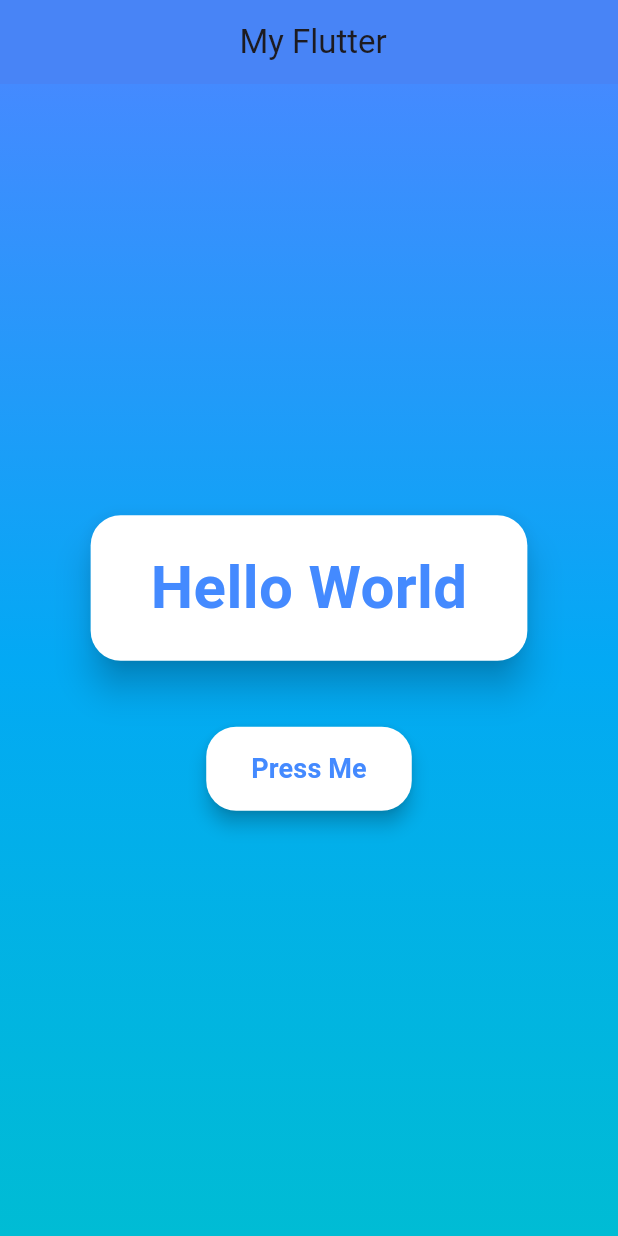
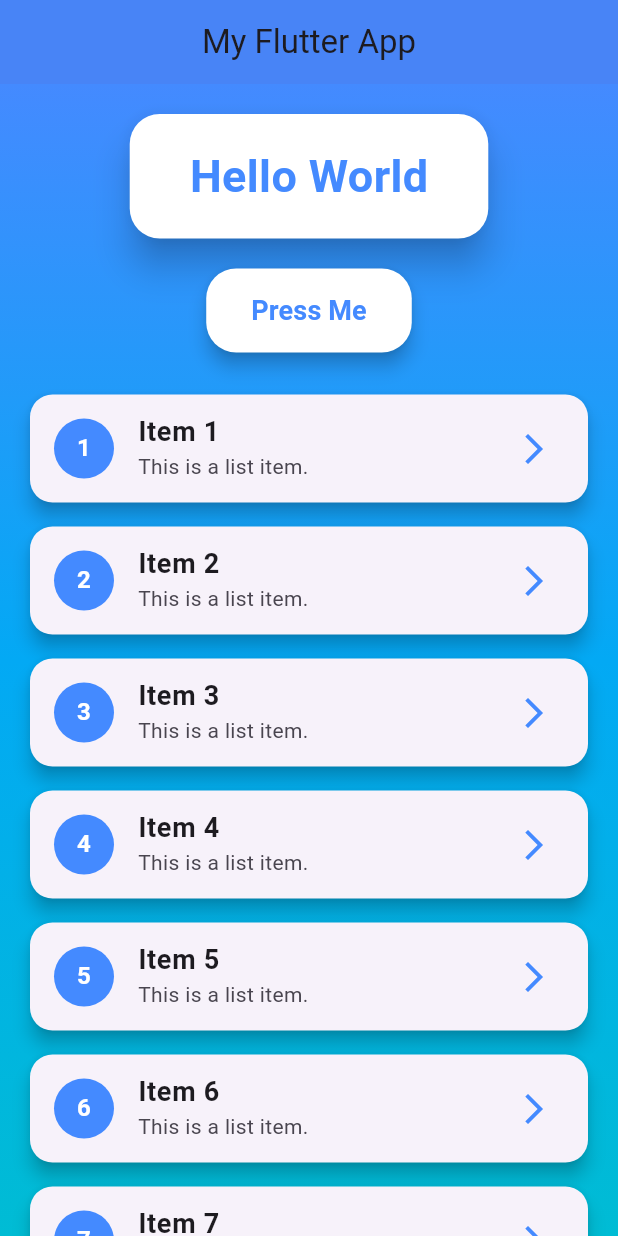
Before and after one commit to Md-Bari/assaignment, a Flutter app: the screen it shows after launch, on a phone screen of 412 x 824 dp. Run offline on Flutter 3.47's test engine with Material 3 defaults, Android fonts, the phone set to English and light mode, and no system bars.

Commit message:
problem3

```diff
--- a/lib/home.dart
+++ b/lib/home.dart
@@ -20,7 +20,7 @@ class _HomeScreenState extends State<HomeScreen> {
   Widget build(BuildContext context) {
     return Scaffold(
       appBar: AppBar(
-        title: const Text(" My Flutter"),
+        title: const Text("My Flutter App"),
         backgroundColor: Colors.blueAccent,
         centerTitle: true,
         elevation: 5,
@@ -33,12 +33,13 @@ class _HomeScreenState extends State<HomeScreen> {
             end: Alignment.bottomCenter,
           ),
         ),
-        child: Center(
         child: Column(
-            mainAxisAlignment: MainAxisAlignment.center,
           children: [
+            const SizedBox(height: 20),
+            // Display text inside a card
             Card(
               elevation: 10,
+              margin: const EdgeInsets.symmetric(horizontal: 20),
               shape: RoundedRectangleBorder(
                 borderRadius: BorderRadius.circular(20),
               ),
@@ -54,7 +55,7 @@ class _HomeScreenState extends State<HomeScreen> {
                     displayText,
                     key: ValueKey<String>(displayText),
                     style: const TextStyle(
-                        fontSize: 40,
+                      fontSize: 30,
                       color: Colors.blueAccent,
                       fontWeight: FontWeight.bold,
                     ),
@@ -62,7 +63,8 @@ class _HomeScreenState extends State<HomeScreen> {
                 ),
               ),
             ),
-              const SizedBox(height: 40),
+            const SizedBox(height: 20),
+            // Button to change text
             ElevatedButton(
               onPressed: _changeText,
               style: ElevatedButton.styleFrom(
@@ -80,8 +82,45 @@ class _HomeScreenState extends State<HomeScreen> {
                 style: TextStyle(fontSize: 18, fontWeight: FontWeight.bold),
               ),
             ),
+            const SizedBox(height: 20),
+            // Expanded ListView
+            Expanded(
+              child: ListView.builder(
+                padding: const EdgeInsets.symmetric(horizontal: 20),
+                itemCount: 20, // Change this to any number of items you want
+                itemBuilder: (context, index) {
+                  return Card(
+                    elevation: 5,
+                    margin: const EdgeInsets.symmetric(vertical: 8),
+                    shape: RoundedRectangleBorder(
+                      borderRadius: BorderRadius.circular(15),
+                    ),
+                    child: ListTile(
+                      leading: CircleAvatar(
+                        backgroundColor: Colors.blueAccent,
+                        child: Text(
+                          '${index + 1}',
+                          style: const TextStyle(
+                            color: Colors.white,
+                            fontWeight: FontWeight.bold,
+                          ),
+                        ),
+                      ),
+                      title: Text(
+                        'Item ${index + 1}',
+                        style: const TextStyle(
+                          fontSize: 18,
+                          fontWeight: FontWeight.bold,
+                        ),
+                      ),
+                      subtitle: const Text('This is a list item.'),
+                      trailing: const Icon(Icons.arrow_forward_ios, color: Colors.blueAccent),
+                    ),
+                  );
+                },
+              ),
+            ),
           ],
-          ),
         ),
       ),
     );
```
Lines whose indentation alone changed are shown as unchanged.
